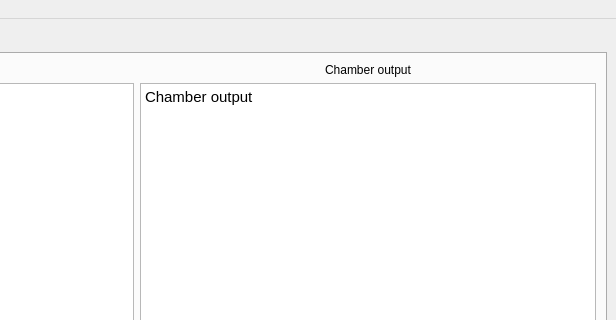
Above: PC/MainWindow.ui from dawidwojdylak/climatic-chamber-system before the change; both pictures show x 452 to 1068 and y 0 to 320 of the 1068 by 723 pixel window. Below: the same form after it.
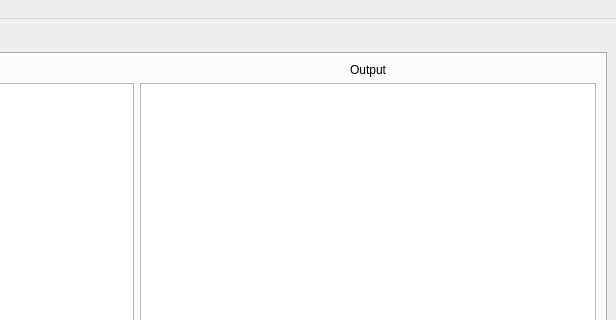
That is the form after the change. The open tabs and pages were chosen to show the change.

What changed in the file:
```diff
--- a/PC/MainWindow.ui
+++ b/PC/MainWindow.ui
@@ -239,7 +239,7 @@
                  <bool>false</bool>
                 </property>
                 <property name="text">
-                 <string>Chamber output</string>
+                 <string>Output</string>
                 </property>
                 <property name="alignment">
                  <set>Qt::AlignCenter</set>
@@ -256,7 +256,7 @@
 &lt;html&gt;&lt;head&gt;&lt;meta name=&quot;qrichtext&quot; content=&quot;1&quot; /&gt;&lt;style type=&quot;text/css&quot;&gt;
 p, li { white-space: pre-wrap; }
 &lt;/style&gt;&lt;/head&gt;&lt;body style=&quot; font-family:'Ubuntu'; font-size:11pt; font-weight:400; font-style:normal;&quot;&gt;
-&lt;p style=&quot; margin-top:0px; margin-bottom:0px; margin-left:0px; margin-right:0px; -qt-block-indent:0; text-indent:0px;&quot;&gt;Chamber output&lt;/p&gt;&lt;/body&gt;&lt;/html&gt;</string>
+&lt;p style=&quot;-qt-paragraph-type:empty; margin-top:0px; margin-bottom:0px; margin-left:0px; margin-right:0px; -qt-block-indent:0; text-indent:0px;&quot;&gt;&lt;br /&gt;&lt;/p&gt;&lt;/body&gt;&lt;/html&gt;</string>
                 </property>
                </widget>
               </item>
```
Left out of the diff: 16 changed lines with no effect on the pictures.
